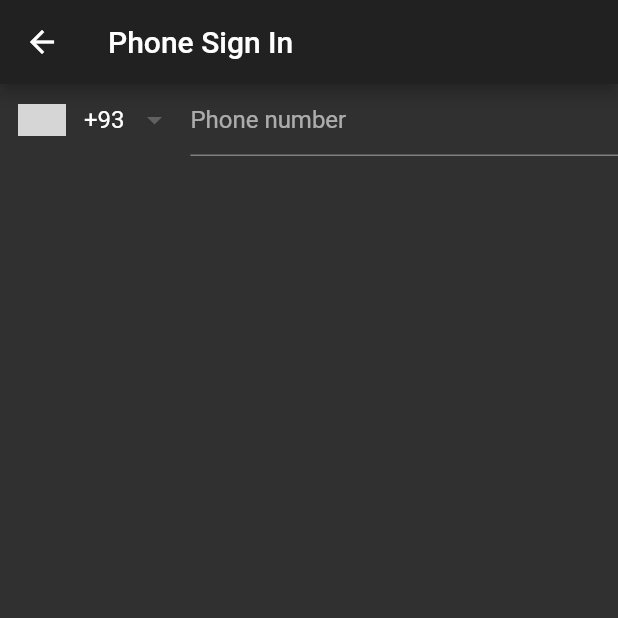
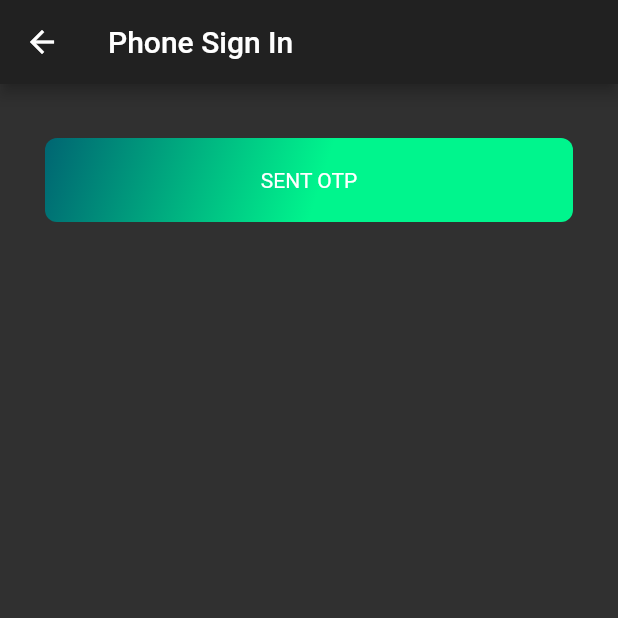
Before and after one commit to muscleyukou/udemy_firebase_turorial, a Flutter app: the PhoneSignInScreen screen opened directly, on a phone screen of 412 x 824 dp, the top half of it. Run offline on Flutter 3.47's test engine with Material 2 defaults, Android fonts, the phone set to English and light mode, and no system bars; drawn by our look-alikes of intl_phone_number_input; our stand-ins replace audioplayers, firebase_auth, font_awesome_flutter, numberpicker, shared_preferences, sleek_circular_slider; missing offline and left inert: international_phone_input, screen; accounts and stored records are empty; generated files the repository leaves out were written again; grey boxes are pictures that could not be loaded.

```diff
--- a/lib/screen/sign_in_screen.dart
+++ b/lib/screen/sign_in_screen.dart
@@ -1,6 +1,9 @@
+import 'package:firebase_auth/firebase_auth.dart';
+import 'package:flutter/cupertino.dart';
 import 'package:flutter/material.dart';
+import 'package:international_phone_input/international_phone_input.dart';
 import 'package:intl_phone_number_input/intl_phone_number_input.dart';
-
+import 'package:tasks/config.dart';
 
 class PhoneSignInScreen extends StatefulWidget {
   @override
@@ -8,6 +11,24 @@ class PhoneSignInScreen extends StatefulWidget {
 }
 
 class _PhoneSignInScreenState extends State<PhoneSignInScreen> {
+  String phoneNumber;
+  String phoneIsoCode;
+  bool visible = false;
+  String confirmedNumber = '';
+  String _message = '';
+  String _verificationId;
+  final FirebaseAuth _auth = FirebaseAuth.instance;
+  final TextEditingController _smsController = TextEditingController();
+
+  void onPhoneNumberChange(String number, String internationalizedPhoneNumber,
+      String isoCode) {
+    print(number);
+    setState(() {
+      phoneNumber = number;
+      phoneIsoCode = isoCode;
+    });
+  }
+  bool _isSMSent = false;
 
   @override
   Widget build(BuildContext context) {
@@ -16,19 +37,158 @@ class _PhoneSignInScreenState extends State<PhoneSignInScreen> {
         title: Text('Phone Sign In'),
       ),
       body: SingleChildScrollView(
-        child: Container(
-          width: MediaQuery.of(context).size.width,
+        child: AnimatedContainer(
+          duration: Duration(milliseconds: 500),
+          width: MediaQuery
+              .of(context)
+              .size
+              .width,
           child: Column(
             children: <Widget>[
-         InternationalPhoneNumberInput(
-           onInputChanged: (phoneNumberTXT){
-             print(phoneNumberTXT);
-           },
-         ),
+              Padding(
+                padding: const EdgeInsets.all(8.0),
+
+              ),
+              _isSMSent ? Container(
+                margin: EdgeInsets.all(10),
+                child: TextField(
+                  decoration: InputDecoration(
+                    border: OutlineInputBorder(),
+                    hintText: 'OTP here',
+                    labelText: 'OTP',
+                  ),
+                  maxLength: 6,
+                  keyboardType: TextInputType.number,
+                ),
+              )
+                  : Container(),
+
+              !_isSMSent
+                  ? InkWell(
+                child: Container(
+                  decoration: BoxDecoration(
+                    gradient: LinearGradient(
+                        colors: [
+                          primaryColor,
+                          secondaryColor,
+                        ],
+                        end: Alignment.topLeft,
+                        begin: Alignment.bottomCenter),
+                    borderRadius: BorderRadius.circular(8.0),
+                  ),
+                  margin:
+                  EdgeInsets.symmetric(horizontal: 30, vertical: 20),
+                  width: MediaQuery
+                      .of(context)
+                      .size
+                      .width,
+                  padding:
+                  EdgeInsets.symmetric(horizontal: 30, vertical: 20),
+                  child: Center(
+                      child: Text(
+                        'SENT OTP',
+                        style: TextStyle(color: Colors.white),
+                      )),
+                ),
+                onTap: () {
+                  _verifyPhoneNumber();
+                  setState(() {
+                    _isSMSent = true;
+                  });
+                },
+              )
+                  : InkWell(
+                child: Container(
+                  decoration: BoxDecoration(
+                    gradient: LinearGradient(
+                        colors: [
+                          primaryColor,
+                          secondaryColor,
+                        ],
+                        end: Alignment.topLeft,
+                        begin: Alignment.bottomCenter),
+                    borderRadius: BorderRadius.circular(8.0),
+                  ),
+                  margin:
+                  EdgeInsets.symmetric(horizontal: 30, vertical: 20),
+                  width: MediaQuery
+                      .of(context)
+                      .size
+                      .width,
+                  padding:
+                  EdgeInsets.symmetric(horizontal: 30, vertical: 20),
+                  child: Center(
+                      child: Text(
+                        'SENT OTP',
+                        style: TextStyle(color: Colors.white),
+                      )),
+                ),
+                onTap: () {
+                  _signInWithPhoneNumber();
+                },
+              ),
             ],
           ),
         ),
       ),
     );
   }
+
+  void _verifyPhoneNumber() async {
+    setState(() {
+      _message = '';
+    });
+
+    final PhoneVerificationCompleted verificationCompleted = (
+        AuthCredential phoneAuthCredential) {
+      _auth.signInWithCredential(phoneAuthCredential);
+      setState(() {
+        _message = 'Phone number auth credential;$phoneAuthCredential';
+      });
+      print(_message);
+    };
+    final PhoneVerificationFailed verificationFailed = (
+        AuthException authException) {
+      setState(() {
+        _message =
+        'Phone number verification isn`t failed ${authException.code}'
+            'Message:${authException.message}';
+        print(_message);
+      });
+    };
+    final PhoneCodeSent codeSent =
+        (String verificationId, [int forceResendingToken]) async {
+      _verificationId = verificationId;
+    };
+
+    final PhoneCodeAutoRetrievalTimeout codeAutoRetrievalTimeout =
+        (String verificationId) {
+      _verificationId = verificationId;
+    };
+    await _auth.verifyPhoneNumber(
+        phoneNumber: phoneNumber,
+        timeout: const Duration(seconds: 120),
+        verificationCompleted: verificationCompleted,
+        verificationFailed: verificationFailed,
+        codeSent: codeSent,
+        codeAutoRetrievalTimeout: codeAutoRetrievalTimeout);
+  }
+
+  void _signInWithPhoneNumber() async {
+    final AuthCredential credential = PhoneAuthProvider.getCredential(
+        verificationId: _verificationId,
+        smsCode: _smsController.text);
+    final FirebaseUser user =
+        (await _auth.signInWithCredential(credential)).user;
+    final FirebaseUser currentUser = await _auth.currentUser();
+    assert(user.uid == currentUser.uid);
+    setState(() {
+      if (user != null) {
+        _message = 'Success signd in uid' + user.uid;
+        print(_message);
+      } else {
+        _message = 'Sign in failed';
+      }
+    });
+  }
 }
--- a/my_hiit_timer/pubspec.yaml
+++ b/my_hiit_timer/pubspec.yaml
@@ -54,8 +54,8 @@ flutter:
   uses-material-design: true
 
   # To add assets to your application, add an assets section, like this:
-  # assets:
-  #   - images/a_dot_burr.jpeg
+  assets:
+     - assets/
   #   - images/a_dot_ham.jpeg
 
   # An image asset can refer to one or more resolution-specific "variants", see
--- a/pubspec.yaml
+++ b/pubspec.yaml
@@ -25,7 +25,9 @@ dependencies:
     sdk: flutter
   font_awesome_flutter: ^8.8.1
   firebase_auth: ^0.16.1
-  intl_phone_number_input: ^0.4.2
+  international_phone_input: ^1.0.4
+  intl_phone_number_input: ^0.4.4
+  cloud_firestore: ^0.13.6
 
 
   # The following adds the Cupertino Icons font to your application.
```
Also changed, not shown: my_hiit_timer/lib/model/repositopry/workout_model.dart (+18 -7 lines), my_hiit_timer/lib/view/screen/workout_screen.dart (+4 -7 lines), my_hiit_timer/pubspec.lock, pubspec.lock.
